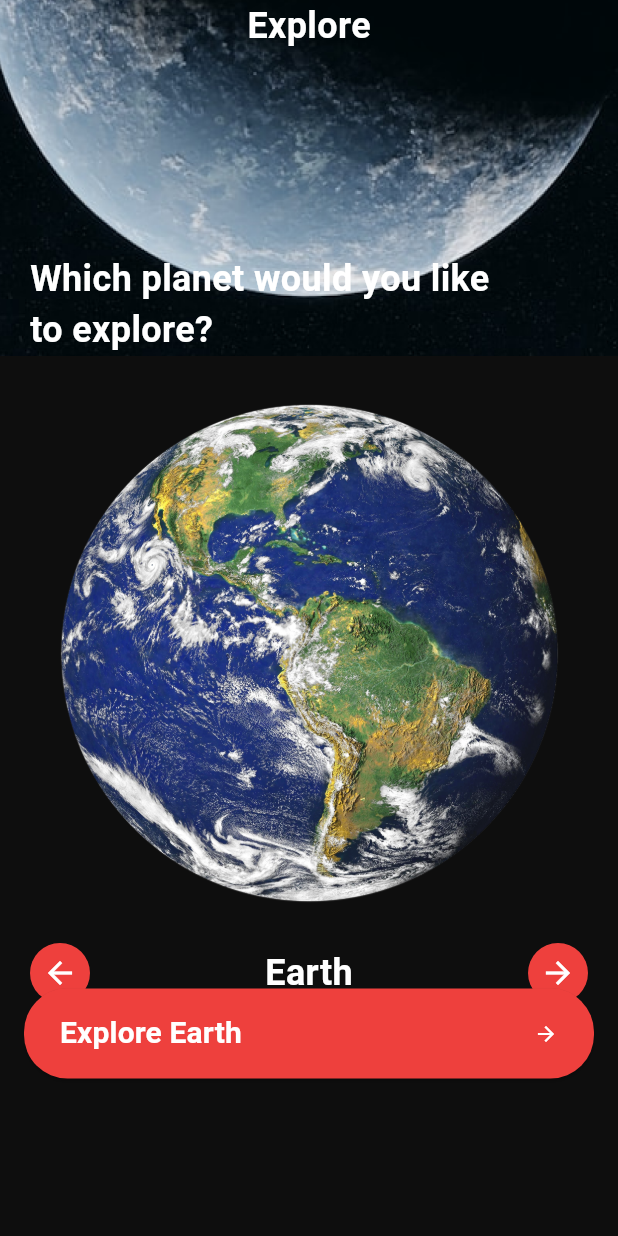
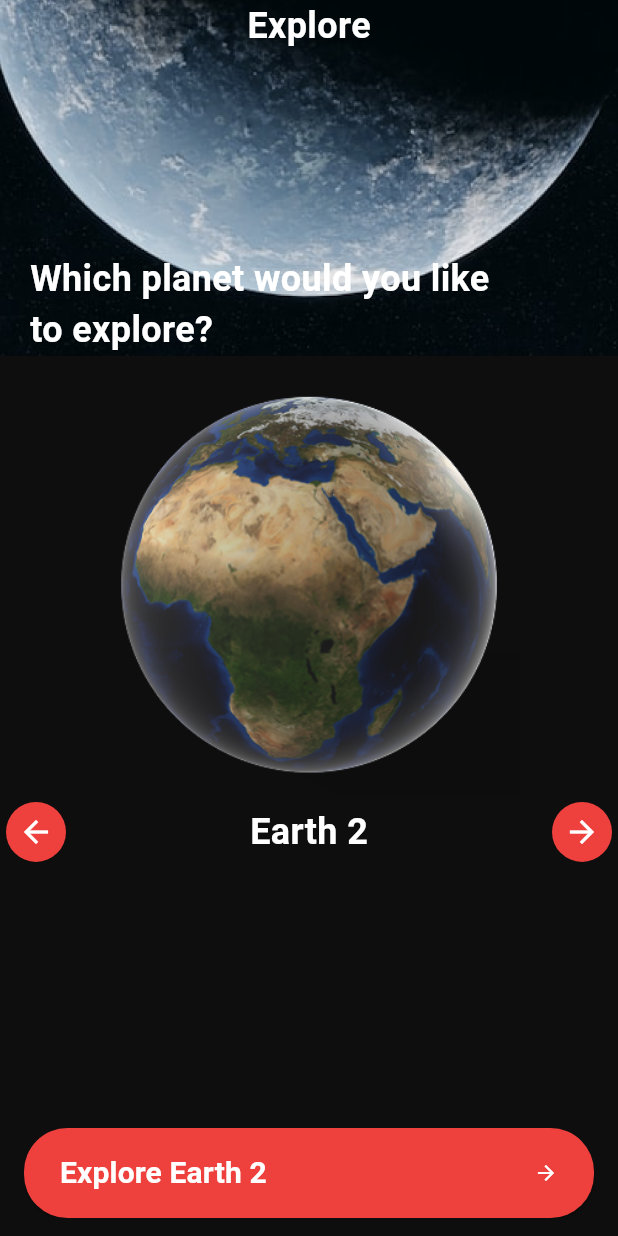
Before and after one commit to tmoawad26-maker/spaceapp, a Flutter app: the HomeScreen screen opened by its route, on a phone screen of 412 x 824 dp. Run offline on Flutter 3.47's test engine with Material 3 defaults, Android fonts, the light colour scheme and no system bars.

Commit message:
create page view

```diff
--- a/lib/core/utils/app_strings.dart
+++ b/lib/core/utils/app_strings.dart
@@ -7,6 +7,7 @@ abstract class AppStrings {
 
   // Planets (in order from the Sun)
   static const mercury = 'Mercury';
+  static const earth2 = 'Earth 2';
   static const venus = 'Venus';
   static const earth = 'Earth';
   static const mars = 'Mars';
--- a/lib/core/utils/widgets/explore_button.dart
+++ b/lib/core/utils/widgets/explore_button.dart
@@ -1,5 +1,6 @@
 import 'package:flutter/material.dart';
 import 'package:spaceapp/core/utils/app_colors.dart';
+import 'package:spaceapp/features/home/models/planet_model.dart';
 
 class ExploreButton extends StatelessWidget {
   const ExploreButton({
--- a/lib/features/home/home_screen.dart
+++ b/lib/features/home/home_screen.dart
@@ -1,14 +1,21 @@
 import 'package:flutter/material.dart';
-import 'package:spaceapp/core/utils/app_colors.dart';
-import 'package:spaceapp/core/utils/app_images.dart';
 import 'package:spaceapp/core/utils/app_strings.dart';
 import 'package:spaceapp/core/utils/widgets/explore_button.dart';
+import 'package:spaceapp/features/home/models/planet_model.dart';
 import 'package:spaceapp/features/home/widgets/custom_app_bar.dart';
-import 'package:spaceapp/features/home/widgets/view_planet_widget.dart';
+import 'package:spaceapp/features/home/widgets/planet_page_view.dart';
 
-class HomeScreen extends StatelessWidget {
+
+class HomeScreen extends StatefulWidget {
   const HomeScreen({super.key});
     static const String routeName = '/homescreen';
+
+  @override
+  State<HomeScreen> createState() => _HomeScreenState();
+}
+
+class _HomeScreenState extends State<HomeScreen> {
+    String planet = "";
   @override
   Widget build(BuildContext context) {
     return  Scaffold(
@@ -17,16 +24,8 @@ class HomeScreen extends StatelessWidget {
           children: [
             CustomAppBar(),
             SizedBox(height: 12,),
-            Padding(
-              padding: const EdgeInsets.symmetric(horizontal: 16.0),
-              child: ViewPlanetWidget(),
-            ),
-            SizedBox(height: 10,),
-            Padding(
-              padding: const EdgeInsets.only(left: 16 , right: 16 ),
-              child: ExploreButton(textButton: '${AppStrings.explore} Earth', onPressed: (){}),
-            ),
-
+            Expanded(child: PlanetPageView()),
+            SizedBox(height: 12,)
           ],
         ),
       ),
--- /dev/null
+++ b/lib/features/home/models/planet_model.dart
@@ -0,0 +1,49 @@
+import 'package:spaceapp/core/utils/app_images.dart';
+import 'package:spaceapp/core/utils/app_strings.dart';
+
+class PlanetModel {
+  final String planetName;
+  final String? planetImagePath;
+
+  PlanetModel({required this.planetName,  this.planetImagePath});
+
+  static List<PlanetModel> planetList = [
+  PlanetModel(
+    planetName: AppStrings.earth2,
+    planetImagePath: AppImages.imagesPngEarth2,
+  ),
+  PlanetModel(
+    planetName: AppStrings.earth,
+    planetImagePath: AppImages.imagesPngEarth,
+  ),
+  PlanetModel(
+    planetName: AppStrings.jupiter,
+    planetImagePath: AppImages.imagesPngJupiter,
+  ),
+  PlanetModel(
+    planetName: AppStrings.mars,
+    planetImagePath: AppImages.imagesPngMars,
+  ),
+  PlanetModel(
+    planetName: AppStrings.mercury,
+    planetImagePath: AppImages.imagesPngMercury,
+  ),
+  PlanetModel(
+    planetName: AppStrings.neptune,
+    planetImagePath: AppImages.imagesPngNeptune,
+  ),
+  PlanetModel(
+    planetName: AppStrings.saturn,
+    planetImagePath: AppImages.imagesPngSaturn,
+  ),
+  PlanetModel(
+    planetName: AppStrings.uranus,
+    planetImagePath: AppImages.imagesPngUranus,
+  ),
+  PlanetModel(
+    planetName: AppStrings.venus,
+    planetImagePath: AppImages.imagesPngVenus,
+  ),
+
+];
+ }
--- /dev/null
+++ b/lib/features/home/widgets/planet_page_view.dart
@@ -0,0 +1,34 @@
+import 'package:flutter/material.dart';
+import 'package:spaceapp/features/home/models/planet_model.dart';
+import 'package:spaceapp/features/home/widgets/view_planet_widget.dart';
+
+class PlanetPageView extends StatefulWidget {
+  const PlanetPageView({super.key});
+
+  @override
+  State<PlanetPageView> createState() => _PlanetPageViewState();
+}
+
+class _PlanetPageViewState extends State<PlanetPageView> {
+  late PageController pageController;
+  @override
+  void initState() {
+    super.initState();
+    pageController = PageController(initialPage: 0);
+  }
+
+  @override
+  Widget build(BuildContext context) {
+    return PageView.builder(
+      controller: pageController,
+      itemCount: PlanetModel.planetList.length,
+      itemBuilder: (context, index) {
+        return ViewPlanetWidget(
+          pageController: pageController,
+          planetModel: PlanetModel.planetList[index],
+          palnet: PlanetModel.planetList[index].planetName,
+        );
+      },
+    );
+  }
+}
--- a/lib/features/home/widgets/view_planet_widget.dart
+++ b/lib/features/home/widgets/view_planet_widget.dart
@@ -1,37 +1,84 @@
 import 'package:flutter/material.dart';
 import 'package:spaceapp/core/utils/app_colors.dart';
-import 'package:spaceapp/core/utils/app_images.dart';
+import 'package:spaceapp/core/utils/app_strings.dart';
 import 'package:spaceapp/core/utils/widgets/custom_arrow_button.dart';
+import 'package:spaceapp/core/utils/widgets/explore_button.dart';
+import 'package:spaceapp/features/home/models/planet_model.dart';
 
 class ViewPlanetWidget extends StatelessWidget {
-  const ViewPlanetWidget({super.key});
-
+  const ViewPlanetWidget({
+    super.key,
+    required this.planetModel,
+    required this.pageController,
+    required this.palnet,
+  });
+  final PlanetModel planetModel;
+  final PageController pageController;
+  final String palnet;
   @override
   Widget build(BuildContext context) {
-    return Container(
+    return Stack(
+      children: [
+        Container(
           width: double.infinity,
-      height: 400,
+          height: MediaQuery.sizeOf(context).height * .4,
           decoration: BoxDecoration(color: AppColors.black),
           child: Column(
             children: [
-          Image.asset(AppImages.imagesPngEarth),
+              Expanded(child: Image.asset(planetModel.planetImagePath!)),
               Row(
                 mainAxisAlignment: .spaceBetween,
                 children: [
-              CustomArrowButton(icon: Icon(Icons.arrow_back,),onPressed: (){},),
+                  CustomArrowButton(
+                    icon: Icon(Icons.arrow_back),
+                    onPressed: () {
+                      if (PlanetModel.planetList.length > 1) {
+                        pageController.previousPage(
+                          duration: Duration(seconds: 1),
+                          curve: Curves.easeIn,
+                        );
+                      }
+                    },
+                  ),
                   Text(
-                'Earth',
+                    planetModel.planetName,
                     style: TextStyle(
                       color: AppColors.white,
                       fontSize: 24,
                       fontWeight: .w700,
                     ),
                   ),
-              CustomArrowButton(icon: Icon(Icons.arrow_forward), onPressed: (){})
+                  CustomArrowButton(
+                    icon: Icon(Icons.arrow_forward),
+                    onPressed: () {
+                      pageController.nextPage(
+                        duration: Duration(seconds: 1),
+                        curve: Curves.easeIn,
+                      );
+                    },
+                  ),
                 ],
               ),
             ],
           ),
+        ),
+        Positioned(
+          left: 0,
+          bottom: 0,
+          right: 0,
+          top: 0,
+          child: Padding(
+            padding: const EdgeInsets.only(left: 16, right: 16),
+            child: Align(
+              alignment: Alignment.bottomCenter,
+              child: ExploreButton(
+                textButton: '${AppStrings.explore} $palnet',
+                onPressed: () {},
+              ),
+            ),
+          ),
+        ),
+      ],
     );
   }
 }
```
Lines whose indentation alone changed are shown as unchanged.
